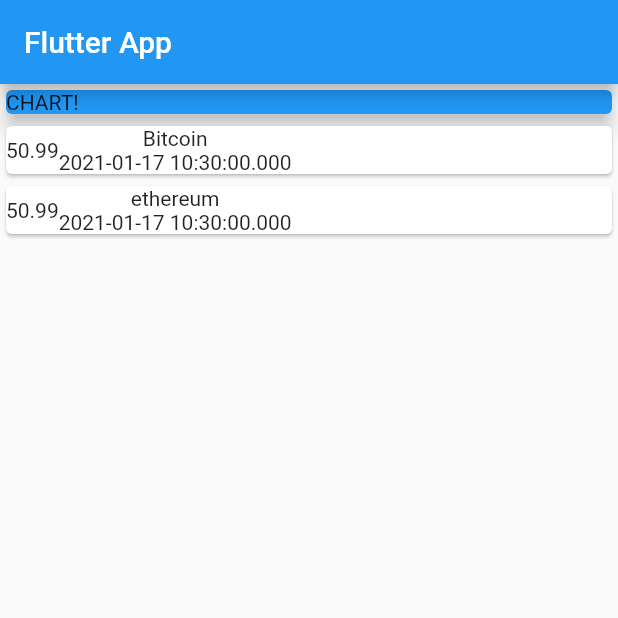
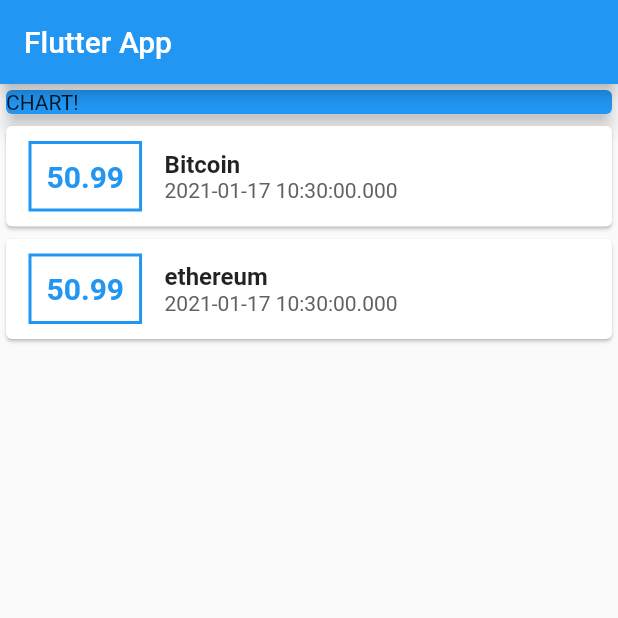
Before and after one commit to sangar3/ExpensesApp, a Flutter app: the screen it shows after launch, on a phone screen of 412 x 824 dp, the top half of it. Run offline on Flutter 3.47's test engine with Material 2 defaults, Android fonts, the phone set to English and light mode, and no system bars.

Commit message:
added styling

```diff
--- a/expenses_app/lib/main.dart
+++ b/expenses_app/lib/main.dart
@@ -70,14 +70,54 @@ class MyHomePage extends StatelessWidget {
                     [
                       Container
                       (
-                        child: Text(tx.amount.toString(),),
+                        margin:EdgeInsets.symmetric
+                        (
+                          vertical:10,
+                          horizontal:15,
+                        ),
+                        decoration: BoxDecoration
+                        (
+                          border:Border.all
+                          (
+                            color: Colors.blue,
+                            width:2,
+
+                          )
+                        ),
+                        padding:EdgeInsets.all(10) ,
+                        child: Text
+                        (
+                          tx.amount.toString(),
+                          style: TextStyle
+                          (
+                            fontWeight: FontWeight.bold,
+                            fontSize: 20,
+                            color: Colors.blue
+                          ),
+                        ),
                       ),
                       Column
                       (
+                        crossAxisAlignment: CrossAxisAlignment.start,
                         children: <Widget>
                         [
-                          Text(tx.title),
-                          Text(tx.date.toString()),
+                          Text
+                          (
+                            tx.title,
+                            style: TextStyle
+                            (
+                              fontSize: 16,
+                              fontWeight: FontWeight.bold
+                            ),
+                          ),
+                          Text
+                          (
+                            tx.date.toString(),
+                            style: TextStyle
+                            (
+                              color: Colors.grey[700]
+                            ),
+                          ),
                         ]
 
                       )
```
